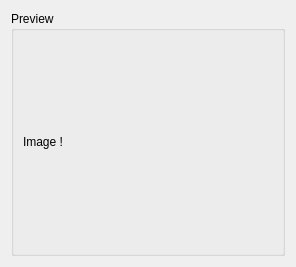
Above: Code/qtdcmPreviewWidget.ui from qtdcm/qtdcm before the change. Below: the same form after it.
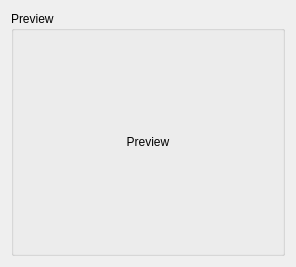
That is the form after the change.

Commit message: Put the dcm2nii path in the preferences dialog

```diff
--- a/Code/qtdcmPreviewWidget.ui
+++ b/Code/qtdcmPreviewWidget.ui
@@ -16,6 +16,12 @@
   <layout class="QGridLayout" name="gridLayout_2">
    <item row="0" column="0">
     <widget class="QGroupBox" name="previewGroupBox">
+     <property name="minimumSize">
+      <size>
+       <width>130</width>
+       <height>130</height>
+      </size>
+     </property>
      <property name="title">
       <string>Preview</string>
      </property>
@@ -23,7 +29,10 @@
       <item row="0" column="0">
        <widget class="QLabel" name="imageLabel">
         <property name="text">
-         <string>Image !</string>
+         <string>Preview</string>
+        </property>
+        <property name="alignment">
+         <set>Qt::AlignCenter</set>
         </property>
        </widget>
       </item>
```
The commit also changes 7 other files.
